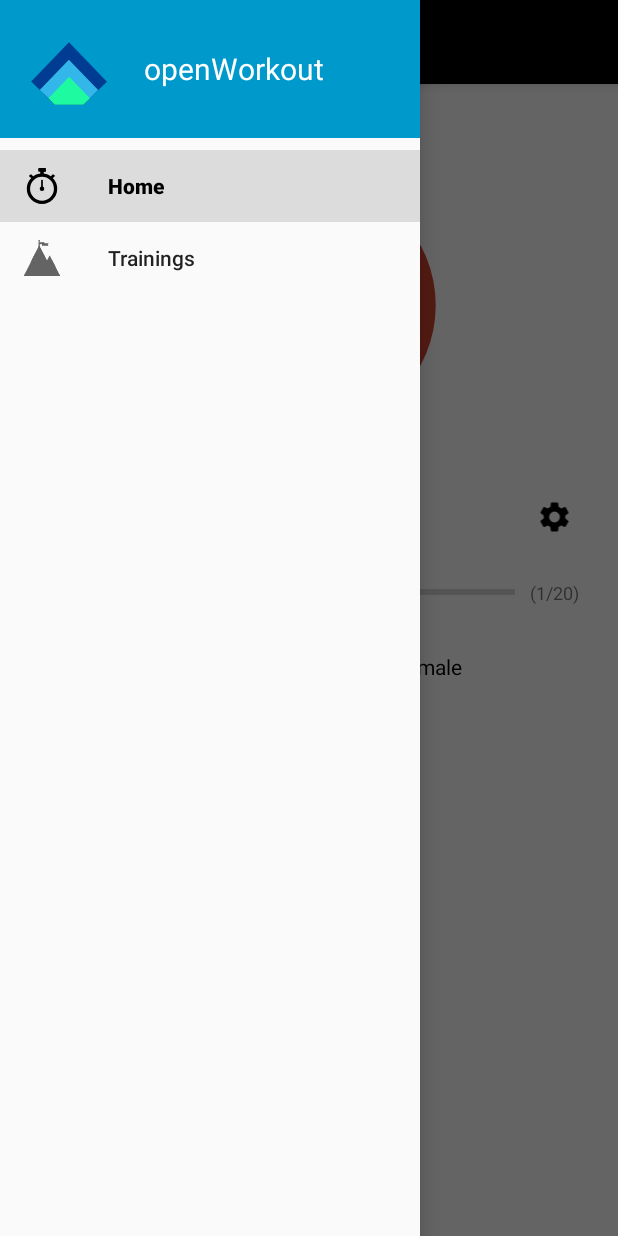
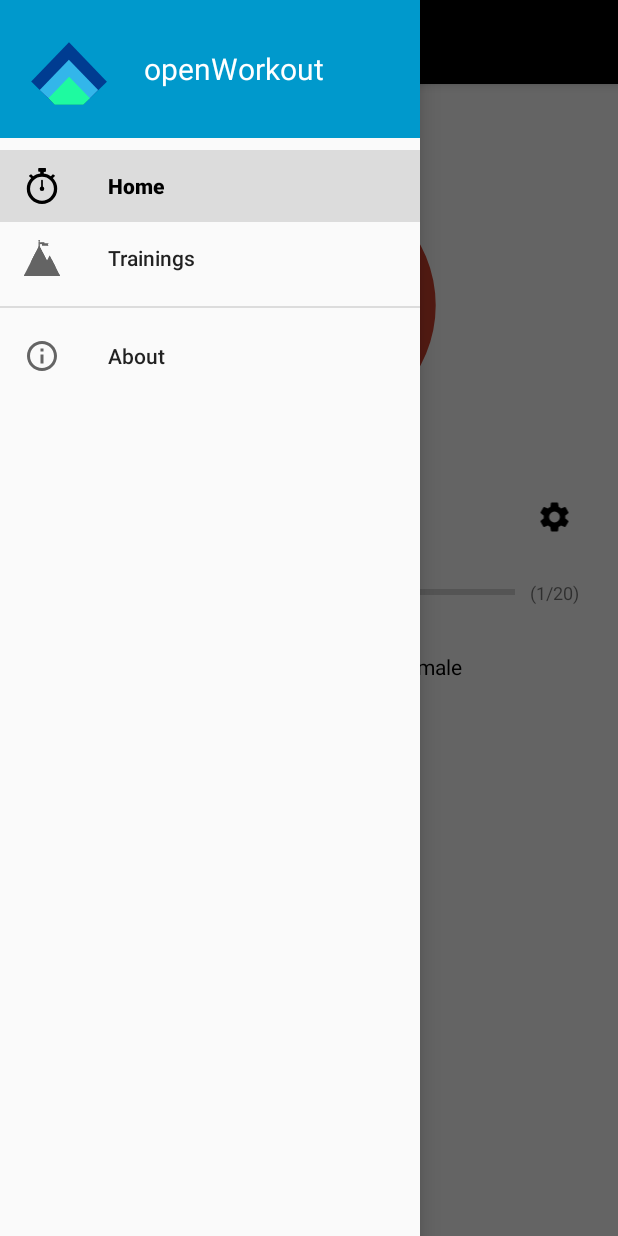
Before and after one commit to oliexdev/openWorkout, an Android app: the screen it shows after launch (MainActivity), with the side drawer open, on a phone screen of 412 x 824 dp. Run offline under Robolectric (Android 15) with nearby library versions, the phone set to English and light mode, and no system bars; our stand-ins replace Room's generated code, Timber, navigation-ui; 12 statements that could not run were skipped.

Commit message:
added an about dialog in the drawer

```diff
--- a/app/src/main/java/com/health/openworkout/MainActivity.java
+++ b/app/src/main/java/com/health/openworkout/MainActivity.java
@@ -4,11 +4,16 @@
 
 package com.health.openworkout;
 
+import android.app.AlertDialog;
 import android.os.Bundle;
+import android.text.SpannableString;
 import android.view.Menu;
+import android.view.MenuItem;
 
+import androidx.annotation.NonNull;
 import androidx.appcompat.app.AppCompatActivity;
 import androidx.appcompat.widget.Toolbar;
+import androidx.core.view.GravityCompat;
 import androidx.drawerlayout.widget.DrawerLayout;
 import androidx.navigation.NavController;
 import androidx.navigation.Navigation;
@@ -29,17 +34,33 @@ public class MainActivity extends AppCompatActivity {
         Toolbar toolbar = findViewById(R.id.toolbar);
         setSupportActionBar(toolbar);
 
-        DrawerLayout drawer = findViewById(R.id.drawer_layout);
-        NavigationView navigationView = findViewById(R.id.nav_view);
+        final DrawerLayout drawer = findViewById(R.id.drawer_layout);
+        final NavigationView navigationView = findViewById(R.id.nav_view);
         // Passing each menu ID as a set of Ids because each
         // menu should be considered as top level destinations.
         mAppBarConfiguration = new AppBarConfiguration.Builder(
                 R.id.nav_home)
                 .setDrawerLayout(drawer)
                 .build();
-        NavController navController = Navigation.findNavController(this, R.id.nav_host_fragment);
+        final NavController navController = Navigation.findNavController(this, R.id.nav_host_fragment);
         NavigationUI.setupActionBarWithNavController(this, navController, mAppBarConfiguration);
         NavigationUI.setupWithNavController(navigationView, navController);
+
+        navigationView.setNavigationItemSelectedListener(new NavigationView.OnNavigationItemSelectedListener() {
+            @Override
+            public boolean onNavigationItemSelected(@NonNull MenuItem menuItem) {
+                switch (menuItem.getItemId()) {
+                    case R.id.nav_about:
+                        showAboutDialog();
+                        break;
+                }
+
+                NavigationUI.onNavDestinationSelected(menuItem, navController);
+                drawer.closeDrawer(GravityCompat.START);
+
+                return true;
+            }
+        });
 
         OpenWorkout.getInstance().initTrainingPlans();
     }
@@ -57,4 +78,17 @@ public class MainActivity extends AppCompatActivity {
         return NavigationUI.navigateUp(navController, mAppBarConfiguration)
                 || super.onSupportNavigateUp();
     }
+
+    private void showAboutDialog() {
+        final SpannableString abouotMsg = new SpannableString(getResources().getString(R.string.label_about_info));
+
+        AlertDialog dialog = new AlertDialog.Builder(this)
+                .setTitle(getResources().getString(R.string.app_name) + " " + String.format("v%s (%d)", BuildConfig.VERSION_NAME, BuildConfig.VERSION_CODE))
+                .setMessage(abouotMsg)
+                .setIcon(R.drawable.ic_openworkout)
+                .setPositiveButton(getResources().getString(R.string.label_ok), null)
+                .create();
+
+        dialog.show();
+    }
 }
--- a/app/src/main/res/menu/activity_main_drawer.xml
+++ b/app/src/main/res/menu/activity_main_drawer.xml
@@ -7,7 +7,7 @@
     xmlns:tools="http://schemas.android.com/tools"
     tools:showIn="navigation_view">
 
-    <group android:checkableBehavior="single">
+    <group android:id="@+id/menu_top" android:checkableBehavior="single">
         <item
             android:id="@+id/nav_home"
             android:icon="@drawable/ic_home"
@@ -17,4 +17,11 @@
             android:icon="@drawable/ic_goal"
             android:title="@string/menu_trainings" />
     </group>
+
+    <group android:id="@+id/menu_bottom" android:checkableBehavior="single">
+        <item
+            android:id="@+id/nav_about"
+            android:icon="@drawable/ic_info"
+            android:title="@string/label_about" />
+    </group>
 </menu>
--- a/app/src/main/res/values/strings.xml
+++ b/app/src/main/res/values/strings.xml
@@ -27,6 +27,10 @@
     <string name="label_prepare">Prepare your workout</string>
     <string name="label_workout">Do your workout</string>
     <string name="speak_halftime">halftime</string>
+
+    <string name="label_about">About</string>
+    <string name="label_about_info">Copyright (C) 2020 All Rights Reserved\nby olie.xdev@googlemail.com</string>
+    <string name="label_ok">Ok</string>
 
     <string name="label_male">Male</string>
     <string name="label_female">Female</string>
```
